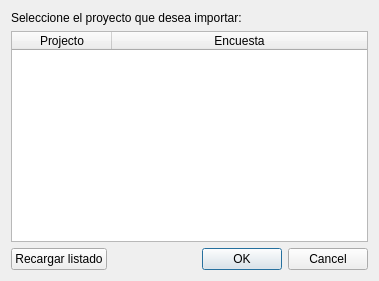
First picture: the form in resources/import_surveys_dialog.ui, repository EL-BID/ramales, before the edit.
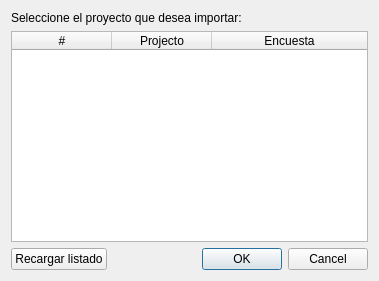
Second picture: the form after the edit. Icons and pictures are not drawn.

```diff
--- a/resources/import_surveys_dialog.ui
+++ b/resources/import_surveys_dialog.ui
@@ -55,6 +55,11 @@
      <attribute name="horizontalHeaderStretchLastSection">
       <bool>true</bool>
      </attribute>
+     <column>
+      <property name="text">
+       <string>#</string>
+      </property>
+     </column>
      <column>
       <property name="text">
        <string>Projecto</string>
```
Left out of the diff: 3 changed lines with no effect on the pictures.
